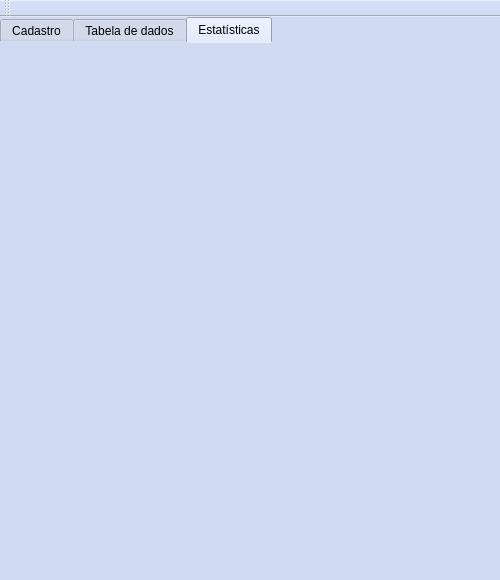
Above: mainwindow.ui from sustavos/Projeto_final_1_QT before the change. Below: the same form after it.
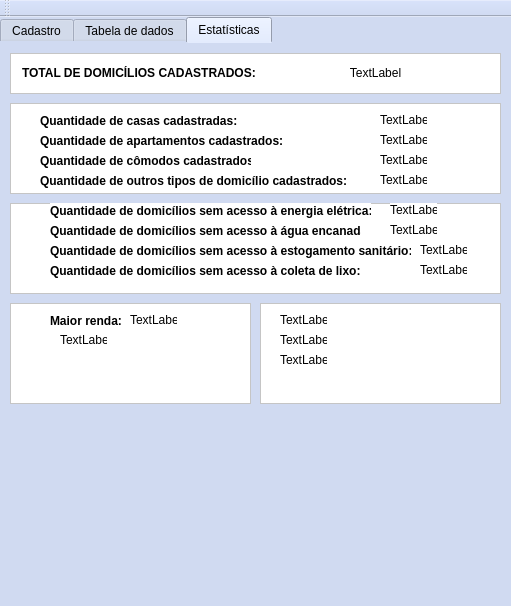
That is the form after the change. The open tabs and pages were chosen to show the change.

```diff
--- a/mainwindow.ui
+++ b/mainwindow.ui
@@ -6,8 +6,8 @@
    <rect>
     <x>0</x>
     <y>0</y>
-    <width>500</width>
-    <height>580</height>
+    <width>511</width>
+    <height>606</height>
    </rect>
   </property>
   <property name="minimumSize">
@@ -128,8 +128,8 @@
      <rect>
       <x>0</x>
       <y>0</y>
-      <width>511</width>
-      <height>591</height>
+      <width>561</width>
+      <height>601</height>
      </rect>
     </property>
     <property name="autoFillBackground">
@@ -997,6 +997,403 @@
      <attribute name="title">
       <string>Estatísticas</string>
      </attribute>
+     <widget class="QFrame" name="frame_6">
+      <property name="geometry">
+       <rect>
+        <x>10</x>
+        <y>10</y>
+        <width>491</width>
+        <height>41</height>
+       </rect>
+      </property>
+      <property name="styleSheet">
+       <string notr="true">background-color: rgb(255, 255, 255);</string>
+      </property>
+      <property name="frameShape">
+       <enum>QFrame::StyledPanel</enum>
+      </property>
+      <property name="frameShadow">
+       <enum>QFrame::Raised</enum>
+      </property>
+      <layout class="QHBoxLayout" name="horizontalLayout_16">
+       <item>
+        <widget class="QLabel" name="label_15">
+         <property name="text">
+          <string>&lt;html&gt;&lt;head/&gt;&lt;body&gt;&lt;p&gt;&lt;span style=&quot; font-weight:600;&quot;&gt;TOTAL DE DOMICÍLIOS CADASTRADOS:&lt;/span&gt;&lt;/p&gt;&lt;/body&gt;&lt;/html&gt;</string>
+         </property>
+        </widget>
+       </item>
+       <item>
+        <widget class="QLabel" name="tb_domCadastrados">
+         <property name="text">
+          <string>&lt;html&gt;&lt;head/&gt;&lt;body&gt;&lt;p align=&quot;center&quot;&gt;TextLabel&lt;/p&gt;&lt;/body&gt;&lt;/html&gt;</string>
+         </property>
+        </widget>
+       </item>
+      </layout>
+     </widget>
+     <widget class="QFrame" name="frame_7">
+      <property name="geometry">
+       <rect>
+        <x>10</x>
+        <y>60</y>
+        <width>491</width>
+        <height>91</height>
+       </rect>
+      </property>
+      <property name="styleSheet">
+       <string notr="true">background-color: rgb(255, 255, 255);</string>
+      </property>
+      <property name="frameShape">
+       <enum>QFrame::StyledPanel</enum>
+      </property>
+      <property name="frameShadow">
+       <enum>QFrame::Raised</enum>
+      </property>
+      <widget class="QLabel" name="label_16">
+       <property name="geometry">
+        <rect>
+         <x>30</x>
+         <y>10</y>
+         <width>201</width>
+         <height>16</height>
+        </rect>
+       </property>
+       <property name="text">
+        <string>&lt;html&gt;&lt;head/&gt;&lt;body&gt;&lt;p&gt;&lt;span style=&quot; font-weight:600;&quot;&gt;Quantidade de casas cadastradas:&lt;/span&gt;&lt;/p&gt;&lt;/body&gt;&lt;/html&gt;</string>
+       </property>
+      </widget>
+      <widget class="QLabel" name="label_17">
+       <property name="geometry">
+        <rect>
+         <x>30</x>
+         <y>30</y>
+         <width>251</width>
+         <height>16</height>
+        </rect>
+       </property>
+       <property name="text">
+        <string>&lt;html&gt;&lt;head/&gt;&lt;body&gt;&lt;p&gt;&lt;span style=&quot; font-weight:600;&quot;&gt;Quantidade de apartamentos cadastrados:&lt;/span&gt;&lt;/p&gt;&lt;/body&gt;&lt;/html&gt;</string>
+       </property>
+      </widget>
+      <widget class="QLabel" name="label_18">
+       <property name="geometry">
+        <rect>
+         <x>30</x>
+         <y>50</y>
+         <width>211</width>
+         <height>16</height>
+        </rect>
+       </property>
+       <property name="text">
+        <string>&lt;html&gt;&lt;head/&gt;&lt;body&gt;&lt;p&gt;&lt;span style=&quot; font-weight:600;&quot;&gt;Quantidade de cômodos cadastrados:&lt;/span&gt;&lt;/p&gt;&lt;/body&gt;&lt;/html&gt;</string>
+       </property>
+      </widget>
+      <widget class="QLabel" name="label_19">
+       <property name="geometry">
+        <rect>
+         <x>30</x>
+         <y>70</y>
+         <width>311</width>
+         <height>16</height>
+        </rect>
+       </property>
+       <property name="text">
+        <string>&lt;html&gt;&lt;head/&gt;&lt;body&gt;&lt;p&gt;&lt;span style=&quot; font-weight:600;&quot;&gt;Quantidade de outros tipos de domicílio cadastrados:&lt;/span&gt;&lt;/p&gt;&lt;/body&gt;&lt;/html&gt;</string>
+       </property>
+      </widget>
+      <widget class="QLabel" name="label_24">
+       <property name="geometry">
+        <rect>
+         <x>370</x>
+         <y>10</y>
+         <width>47</width>
+         <height>13</height>
+        </rect>
+       </property>
+       <property name="text">
+        <string>TextLabel</string>
+       </property>
+      </widget>
+      <widget class="QLabel" name="label_25">
+       <property name="geometry">
+        <rect>
+         <x>370</x>
+         <y>30</y>
+         <width>47</width>
+         <height>13</height>
+        </rect>
+       </property>
+       <property name="text">
+        <string>TextLabel</string>
+       </property>
+      </widget>
+      <widget class="QLabel" name="label_26">
+       <property name="geometry">
+        <rect>
+         <x>370</x>
+         <y>50</y>
+         <width>47</width>
+         <height>13</height>
+        </rect>
+       </property>
+       <property name="text">
+        <string>TextLabel</string>
+       </property>
+      </widget>
+      <widget class="QLabel" name="label_27">
+       <property name="geometry">
+        <rect>
+         <x>370</x>
+         <y>70</y>
+         <width>47</width>
+         <height>13</height>
+        </rect>
+       </property>
+       <property name="text">
+        <string>TextLabel</string>
+       </property>
+      </widget>
+     </widget>
+     <widget class="QFrame" name="frame_8">
+      <property name="geometry">
+       <rect>
+        <x>10</x>
+        <y>160</y>
+        <width>491</width>
+        <height>91</height>
+       </rect>
+      </property>
+      <property name="styleSheet">
+       <string notr="true">background-color: rgb(255, 255, 255);</string>
+      </property>
+      <property name="frameShape">
+       <enum>QFrame::StyledPanel</enum>
+      </property>
+      <property name="frameShadow">
+       <enum>QFrame::Raised</enum>
+      </property>
+      <widget class="QLabel" name="label_20">
+       <property name="geometry">
+        <rect>
+         <x>40</x>
+         <y>0</y>
+         <width>321</width>
+         <height>16</height>
+        </rect>
+       </property>
+       <property name="text">
+        <string>&lt;html&gt;&lt;head/&gt;&lt;body&gt;&lt;p&gt;&lt;span style=&quot; font-weight:600;&quot;&gt;Quantidade de domicílios sem acesso à energia elétrica:&lt;/span&gt;&lt;/p&gt;&lt;/body&gt;&lt;/html&gt;</string>
+       </property>
+      </widget>
+      <widget class="QLabel" name="label_21">
+       <property name="geometry">
+        <rect>
+         <x>40</x>
+         <y>20</y>
+         <width>311</width>
+         <height>16</height>
+        </rect>
+       </property>
+       <property name="text">
+        <string>&lt;html&gt;&lt;head/&gt;&lt;body&gt;&lt;p&gt;&lt;span style=&quot; font-weight:600;&quot;&gt;Quantidade de domicílios sem acesso à água encanada:&lt;/span&gt;&lt;/p&gt;&lt;/body&gt;&lt;/html&gt;</string>
+       </property>
+      </widget>
+      <widget class="QLabel" name="label_22">
+       <property name="geometry">
+        <rect>
+         <x>40</x>
+         <y>40</y>
+         <width>361</width>
+         <height>16</height>
+        </rect>
+       </property>
+       <property name="text">
+        <string>&lt;html&gt;&lt;head/&gt;&lt;body&gt;&lt;p&gt;&lt;span style=&quot; font-weight:600;&quot;&gt;Quantidade de domicílios sem acesso à estogamento sanitário:&lt;/span&gt;&lt;/p&gt;&lt;/body&gt;&lt;/html&gt;</string>
+       </property>
+      </widget>
+      <widget class="QLabel" name="label_23">
+       <property name="geometry">
+        <rect>
+         <x>40</x>
+         <y>60</y>
+         <width>341</width>
+         <height>16</height>
+        </rect>
+       </property>
+       <property name="text">
+        <string>&lt;html&gt;&lt;head/&gt;&lt;body&gt;&lt;p&gt;&lt;span style=&quot; font-weight:600;&quot;&gt;Quantidade de domicílios sem acesso à coleta de lixo:&lt;/span&gt;&lt;/p&gt;&lt;/body&gt;&lt;/html&gt;</string>
+       </property>
+      </widget>
+      <widget class="QLabel" name="label_29">
+       <property name="geometry">
+        <rect>
+         <x>380</x>
+         <y>0</y>
+         <width>47</width>
+         <height>13</height>
+        </rect>
+       </property>
+       <property name="text">
+        <string>TextLabel</string>
+       </property>
+      </widget>
+      <widget class="QLabel" name="label_30">
+       <property name="geometry">
+        <rect>
+         <x>380</x>
+         <y>20</y>
+         <width>47</width>
+         <height>13</height>
+        </rect>
+       </property>
+       <property name="text">
+        <string>TextLabel</string>
+       </property>
+      </widget>
+      <widget class="QLabel" name="label_31">
+       <property name="geometry">
+        <rect>
+         <x>410</x>
+         <y>40</y>
+         <width>47</width>
+         <height>13</height>
+        </rect>
+       </property>
+       <property name="text">
+        <string>TextLabel</string>
+       </property>
+      </widget>
+      <widget class="QLabel" name="label_32">
+       <property name="geometry">
+        <rect>
+         <x>410</x>
+         <y>60</y>
+         <width>47</width>
+         <height>13</height>
+        </rect>
+       </property>
+       <property name="text">
+        <string>TextLabel</string>
+       </property>
+      </widget>
+     </widget>
+     <widget class="QFrame" name="frame_9">
+      <property name="geometry">
+       <rect>
+        <x>260</x>
+        <y>260</y>
+        <width>241</width>
+        <height>101</height>
+       </rect>
+      </property>
+      <property name="styleSheet">
+       <string notr="true">background-color: rgb(255, 255, 255);</string>
+      </property>
+      <property name="frameShape">
+       <enum>QFrame::StyledPanel</enum>
+      </property>
+      <property name="frameShadow">
+       <enum>QFrame::Raised</enum>
+      </property>
+      <widget class="QLabel" name="label_34">
+       <property name="geometry">
+        <rect>
+         <x>20</x>
+         <y>10</y>
+         <width>47</width>
+         <height>13</height>
+        </rect>
+       </property>
+       <property name="text">
+        <string>TextLabel</string>
+       </property>
+      </widget>
+      <widget class="QLabel" name="label_35">
+       <property name="geometry">
+        <rect>
+         <x>20</x>
+         <y>30</y>
+         <width>47</width>
+         <height>13</height>
+        </rect>
+       </property>
+       <property name="text">
+        <string>TextLabel</string>
+       </property>
+      </widget>
+      <widget class="QLabel" name="label_36">
+       <property name="geometry">
+        <rect>
+         <x>20</x>
+         <y>50</y>
+         <width>47</width>
+         <height>13</height>
+        </rect>
+       </property>
+       <property name="text">
+        <string>TextLabel</string>
+       </property>
+      </widget>
+     </widget>
+     <widget class="QFrame" name="frame_10">
+      <property name="geometry">
+       <rect>
+        <x>10</x>
+        <y>260</y>
+        <width>241</width>
+        <height>101</height>
+       </rect>
+      </property>
+      <property name="styleSheet">
+       <string notr="true">background-color: rgb(255, 255, 255);</string>
+      </property>
+      <property name="frameShape">
+       <enum>QFrame::StyledPanel</enum>
+      </property>
+      <property name="frameShadow">
+       <enum>QFrame::Raised</enum>
+      </property>
+      <widget class="QLabel" name="label_28">
+       <property name="geometry">
+        <rect>
+         <x>40</x>
+         <y>10</y>
+         <width>91</width>
+         <height>16</height>
+        </rect>
+       </property>
+       <property name="text">
+        <string>&lt;html&gt;&lt;head/&gt;&lt;body&gt;&lt;p&gt;&lt;span style=&quot; font-weight:600;&quot;&gt;Maior renda:&lt;/span&gt;&lt;/p&gt;&lt;/body&gt;&lt;/html&gt;</string>
+       </property>
+      </widget>
+      <widget class="QLabel" name="label_11">
+       <property name="geometry">
+        <rect>
+         <x>120</x>
+         <y>10</y>
+         <width>47</width>
+         <height>13</height>
+        </rect>
+       </property>
+       <property name="text">
+        <string>TextLabel</string>
+       </property>
+      </widget>
+      <widget class="QLabel" name="label_33">
+       <property name="geometry">
+        <rect>
+         <x>50</x>
+         <y>30</y>
+         <width>47</width>
+         <height>13</height>
+        </rect>
+       </property>
+       <property name="text">
+        <string>TextLabel</string>
+       </property>
+      </widget>
+     </widget>
     </widget>
    </widget>
   </widget>
```
Left out of the diff: 276 changed lines with no effect on the pictures.
